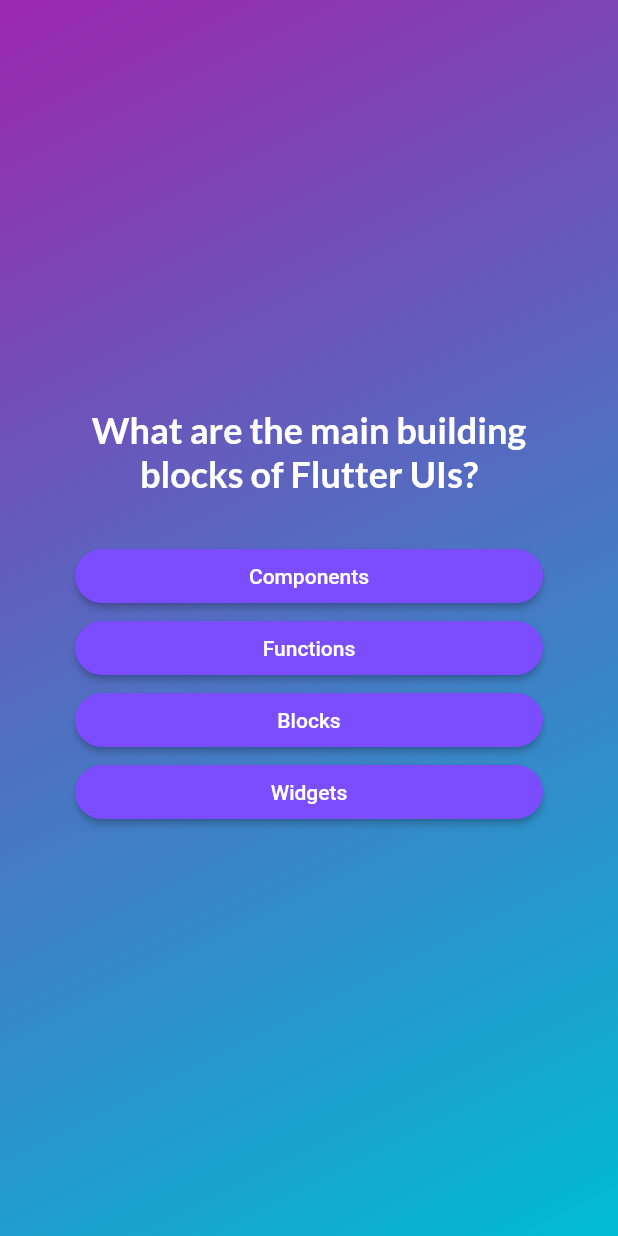
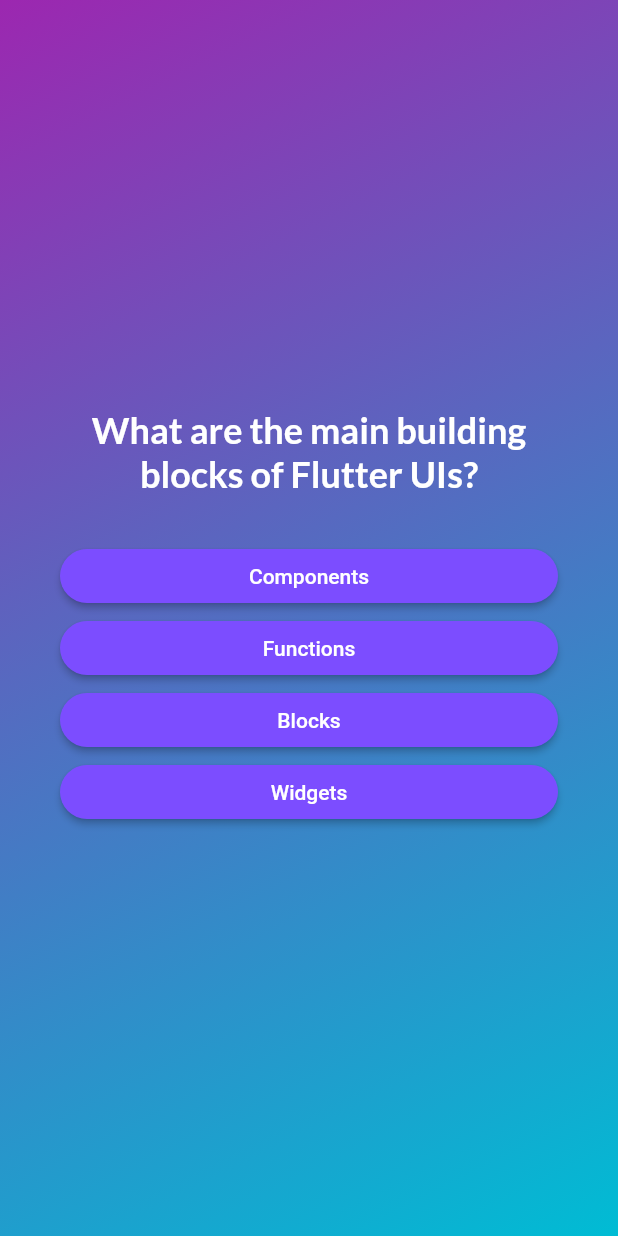
Before and after one commit to ElbertNatan/Flutter-App-Quiz, a Flutter app: the screen it shows after launch, after a tap on "Start", on a phone screen of 412 x 824 dp. Run offline on Flutter 3.47's test engine with Material 2 defaults, Android fonts, the phone set to English and light mode, and no system bars; our stand-ins replace google_fonts; missing offline and left inert: dart:ffi.

```diff
--- a/quiz_app/lib/questions_screen.dart
+++ b/quiz_app/lib/questions_screen.dart
@@ -30,7 +30,7 @@ class _QuestionScreenState extends State<QuestionScreen> {
     return SizedBox(
         width: double.infinity,
         child: Container(
-            margin: const EdgeInsets.all(50),
+            margin: const EdgeInsets.all(40),
             child: Column(
               mainAxisAlignment: MainAxisAlignment.center,
               crossAxisAlignment: CrossAxisAlignment.stretch,
--- a/quiz_app/lib/quiz.dart
+++ b/quiz_app/lib/quiz.dart
@@ -4,6 +4,7 @@ import 'package:flutter/material.dart';
 import 'package:quiz_app/data/questions.dart';
 import 'package:quiz_app/questions_screen.dart';
 import 'package:quiz_app/start_screen.dart';
+import 'results_screen.dart';
 
 class Quiz extends StatefulWidget {
   const Quiz({super.key});
@@ -29,7 +30,7 @@ class _QuizState extends State<Quiz> {
     if (selectedAnswers.length == questions.length) {
       setState(() {
         selectedAnswers = [];
-        activeScreen = 'start-screen';
+        activeScreen = 'results-screen';
       });
     }
   }
@@ -39,6 +40,8 @@ class _QuizState extends State<Quiz> {
     Widget currentScreen = StartScreen(switchScreen);
     if (activeScreen == 'questions-screen') {
       currentScreen = QuestionScreen(onSelectAnswer: addAnswer);
+    } else if (activeScreen == 'results-screen') {
+      currentScreen = ResultsScreen(choosenAnswers: selectedAnswers);
     }
 
     return MaterialApp(
```
Also changed, not shown: quiz_app/lib/results_screen.dart (added, +27 -0 lines).
